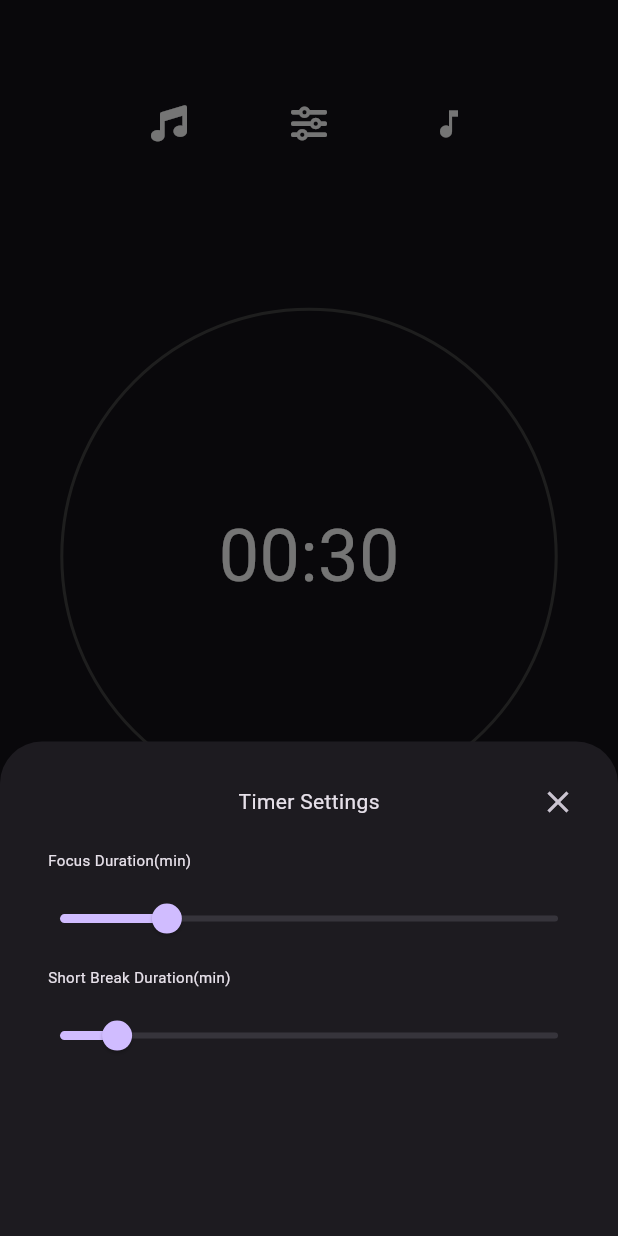
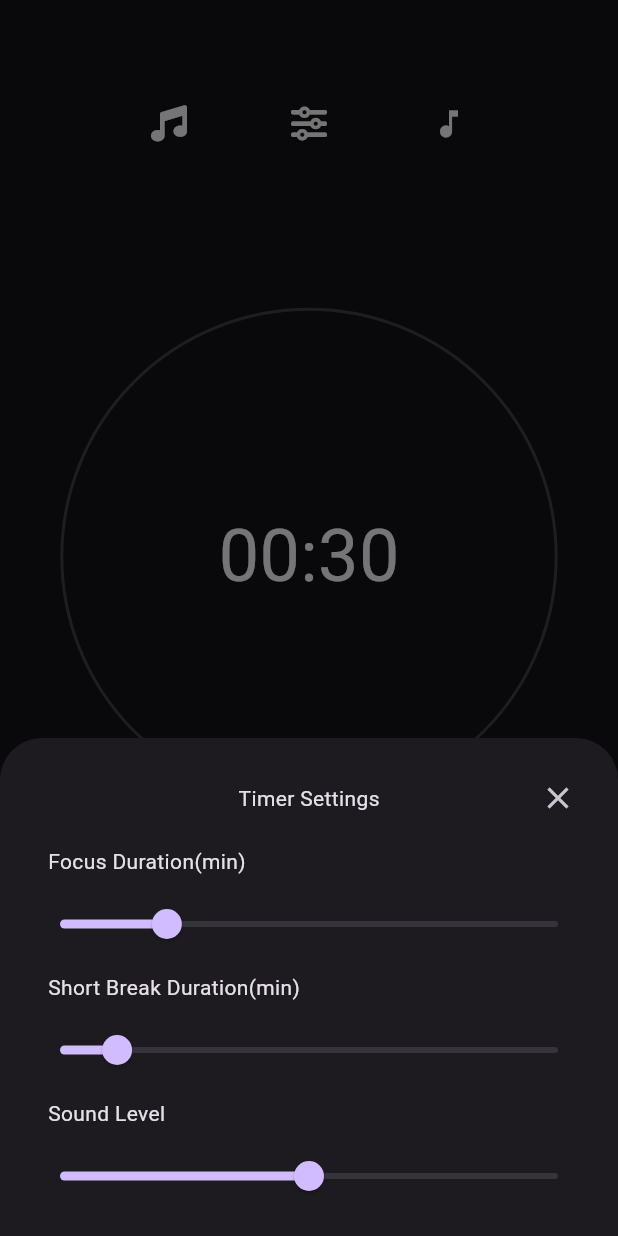
Before and after one commit to khaledgomah/silent_space, a Flutter app: the screen it shows after launch, after a tap on an icon or button, on a phone screen of 412 x 824 dp. Run offline on Flutter 3.47's test engine with Material 3 defaults, Android fonts, the light colour scheme and no system bars; drawn by our look-alikes of circular_countdown_timer; our stand-ins replace flutter_bloc, font_awesome_flutter, get_it, just_audio, share_plus, shared_preferences; missing offline and left inert: flutter_email_sender, mrx_charts.

Commit message:
add sound level feature to TimerCubit and update localization for sound level

```diff
--- a/lib/features/time/presentation/manager/timer_cubit/timer_cubit.dart
+++ b/lib/features/time/presentation/manager/timer_cubit/timer_cubit.dart
@@ -11,7 +11,7 @@ class TimerCubit extends Cubit<TimerState> {
   int durationTime = 45;
   int breakTime = 5;
   String path = SoundsManager.none;
-
+  int soundLevel = 50;
 
 
   _playSound() async {
--- a/lib/features/time/presentation/widgets/timer_setting_modal_sheet.dart
+++ b/lib/features/time/presentation/widgets/timer_setting_modal_sheet.dart
@@ -50,7 +50,7 @@ class _TimerSettingModalSheetState extends State<TimerSettingModalSheet> {
               padding: const EdgeInsets.symmetric(vertical: 8, horizontal: 16),
               child: Text(
                 S.of(context).focusDuration,
-                style: TextStyleManager.bodyText2,
+                style: TextStyleManager.bodyText1,
               ),
             ),
             Slider(
@@ -73,7 +73,7 @@ class _TimerSettingModalSheetState extends State<TimerSettingModalSheet> {
               padding: const EdgeInsets.symmetric(vertical: 8, horizontal: 16),
               child: Text(
                 S.of(context).breakDuration,
-                style: TextStyleManager.bodyText2,
+                style: TextStyleManager.bodyText1,
               ),
             ),
             Slider(
@@ -90,6 +90,27 @@ class _TimerSettingModalSheetState extends State<TimerSettingModalSheet> {
                 });
               },
             ),
+            Padding(
+              padding: const EdgeInsets.symmetric(vertical: 8, horizontal: 16),
+              child: Text(
+                S.of(context).soundLevel,
+                style: TextStyleManager.bodyText1,
+              ),
+            ),
+            Slider(
+              //Break Slider
+              value: BlocProvider.of<TimerCubit>(context).soundLevel.toDouble(),
+              min: 0,
+              max: 100,
+              divisions: 100,
+              label: BlocProvider.of<TimerCubit>(context).soundLevel.toString(),
+              onChanged: (value) {
+                setState(() {
+                  BlocProvider.of<TimerCubit>(context).soundLevel =
+                      value.round();
+                });
+              },
+            ),
           ],
         ),
       ),
--- a/lib/l10n/intl_ar.arb
+++ b/lib/l10n/intl_ar.arb
@@ -40,5 +40,6 @@
       "grass": "عشب",
       "mosque": "مسجد",
       "library": "مكتبة",
-      "stream": "شلال"
+      "stream": "شلال",
+      "soundLevel": "مستوى الصوت"
 }
--- a/lib/l10n/intl_en.arb
+++ b/lib/l10n/intl_en.arb
@@ -41,5 +41,7 @@
     "grass": "Grass",
     "mosque": "Mosque",
     "library": "Library",
-    "stream": "Stream"
+    "stream": "Stream",
+    "soundLevel": "Sound Level"
+
 }
```
Also changed, not shown: lib/generated/intl/messages_ar.dart, lib/generated/intl/messages_en.dart, lib/generated/l10n.dart.
